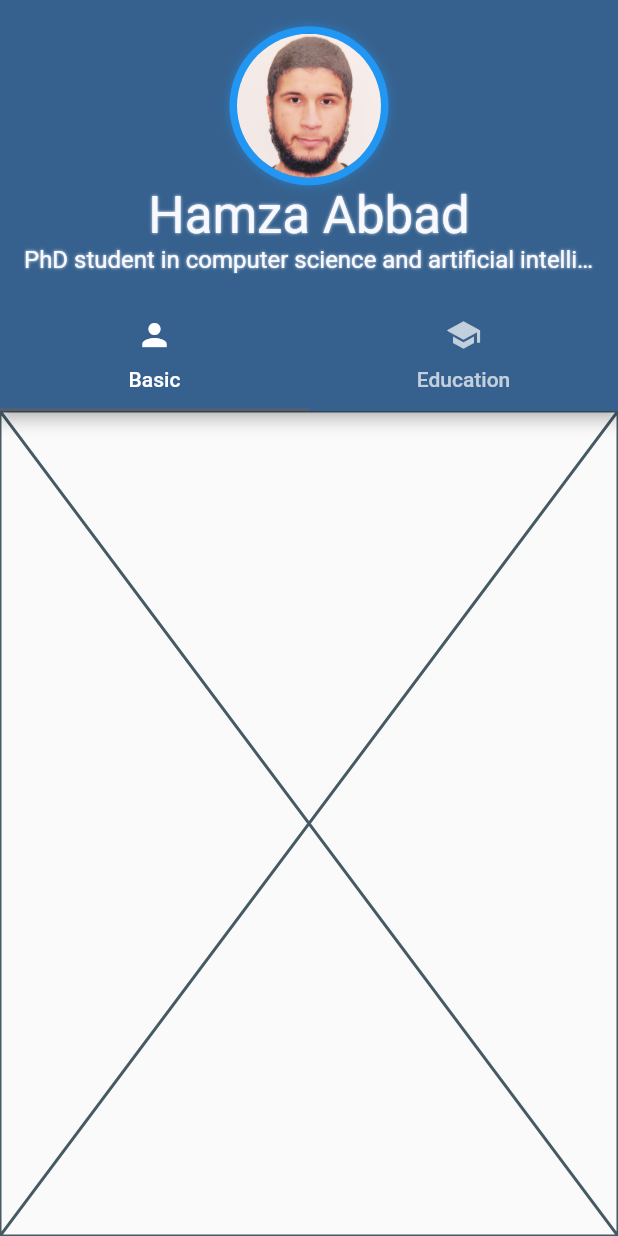
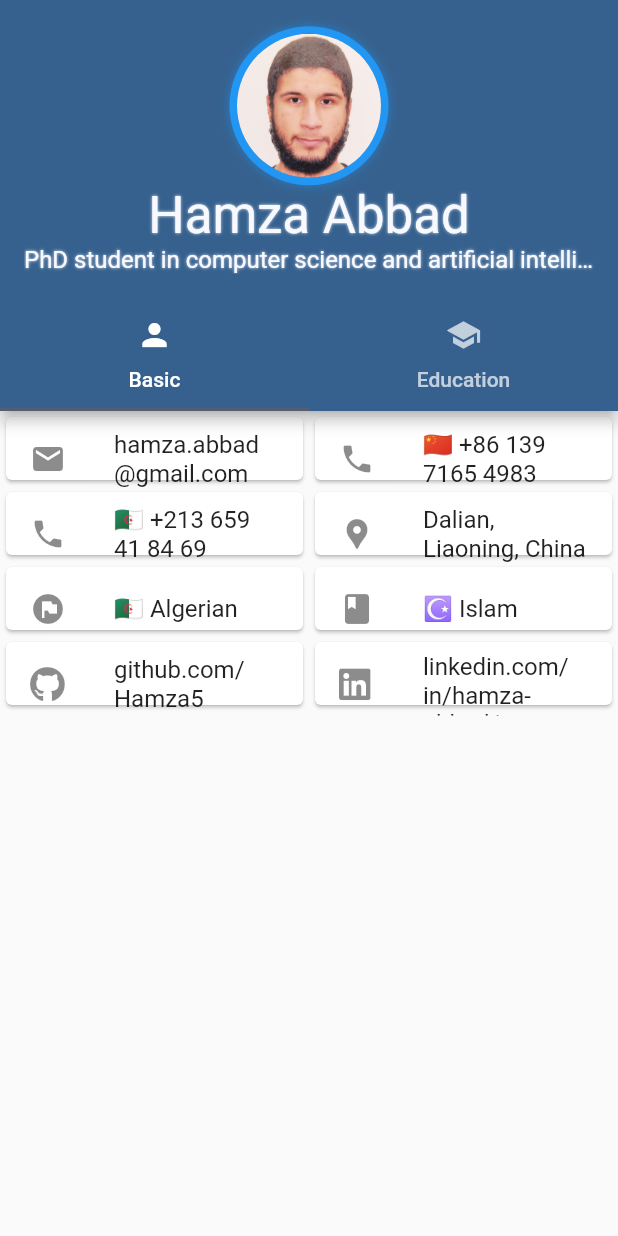
Before and after one commit to Hamza5/InteractiveCV, a Flutter app: the screen it shows after launch, on a phone screen of 412 x 824 dp. Run offline on Flutter 3.47's test engine with Material 2 defaults, Android fonts, the phone set to English and light mode, and no system bars; our stand-ins replace font_awesome_flutter.

Commit message:
Layout the basic information.

```diff
--- a/lib/main.dart
+++ b/lib/main.dart
@@ -1,9 +1,21 @@
 import 'package:flutter/material.dart';
+import 'package:font_awesome_flutter/font_awesome_flutter.dart';
 
 const firstName = 'Hamza';
 const lastName = 'Abbad';
 const shortDescription = 'PhD student in computer science and artificial intelligence';
 const photoPath = 'images/Photo.jpg';
+const email = 'hamza.abbad@gmail.com';
+const phone1 = '🇨🇳 +86 139 7165 4983';
+const phone2 = '🇩🇿 +213 659 41 84 69';
+const city = 'Dalian';
+const province = 'Liaoning';
+const country = 'China';
+const nationality = '🇩🇿 Algerian';
+const religion = '☪️ Islam';
+const github = 'github.com/Hamza5';
+const linkedin = 'linkedin.com/in/hamza-abbad/';
+
 const tabTitles = [
   'Basic',
   'Education',
@@ -14,17 +26,17 @@ const tabIcons = [
 ];
 
 void main() {
-  runApp(const DynamicCV());
+  runApp(const InteractiveCV());
 }
 
-class DynamicCV extends StatelessWidget {
-  const DynamicCV({super.key});
+class InteractiveCV extends StatelessWidget {
+  const InteractiveCV({super.key});
 
   // This widget is the root of your application.
   @override
   Widget build(BuildContext context) {
     return MaterialApp(
-      title: 'Dynamic CV',
+      title: 'Interactive CV',
       theme: ThemeData(
         colorScheme: ColorScheme.fromSeed(seedColor: Colors.blue),
         // useMaterial3: true,
@@ -51,13 +63,50 @@ class MainPage extends StatelessWidget {
           tabs: [for (var i=0; i<tabTitles.length; i++) Tab(text: tabTitles[i], icon: Icon(tabIcons[i]),)],
         ),
       ),
-      body: TabBarView(
-        children: [for (var _ in tabTitles) const Placeholder()],
+      body: const TabBarView(
+        children: [BasicInfo(), Placeholder()],
       ),
     );
   }
 }
 
+class InfoItem extends StatelessWidget {
+  final IconData iconName;
+  final String text;
+  const InfoItem({super.key, required this.iconName, required this.text});
+
+  @override
+  Widget build(BuildContext context) {
+    return Card(
+        child: InkWell(
+            onTap: () {},
+            child: ListTile(leading: FaIcon(iconName), title: Text(text))
+        )
+    );
+  }
+}
+
+
+class BasicInfo extends StatelessWidget {
+  const BasicInfo({super.key});
+
+  @override
+  Widget build(BuildContext context) {
+    return GridView(
+      gridDelegate: const SliverGridDelegateWithMaxCrossAxisExtent(maxCrossAxisExtent: 400, mainAxisExtent: 50),
+      children: const [
+        InfoItem(iconName: Icons.email, text: email),
+        InfoItem(iconName: Icons.phone, text: phone1),
+        InfoItem(iconName: Icons.phone, text: phone2),
+        InfoItem(iconName: Icons.location_pin, text: '$city, $province, $country'),
+        InfoItem(iconName: Icons.flag_circle, text: nationality),
+        InfoItem(iconName: Icons.book, text: religion),
+        InfoItem(iconName: FontAwesomeIcons.github, text: github),
+        InfoItem(iconName: FontAwesomeIcons.linkedin, text: linkedin),
+      ],
+    );
+  }
+}
 
 class CirclePhoto extends StatelessWidget {
   final ImageProvider photoProvider;
--- a/pubspec.yaml
+++ b/pubspec.yaml
@@ -1,5 +1,5 @@
-name: dynamic_cv
-description: A dynamic CV updated with external information
+name: interactive_cv
+description: An interactive personal CV
 # The following line prevents the package from being accidentally published to
 # pub.dev using `flutter pub publish`. This is preferred for private packages.
 publish_to: 'none' # Remove this line if you wish to publish to pub.dev
@@ -30,6 +30,7 @@ environment:
 dependencies:
   flutter:
     sdk: flutter
+  font_awesome_flutter: ^10.6.0
 
 
   # The following adds the Cupertino Icons font to your application.
```
Also changed, not shown: pubspec.lock.
